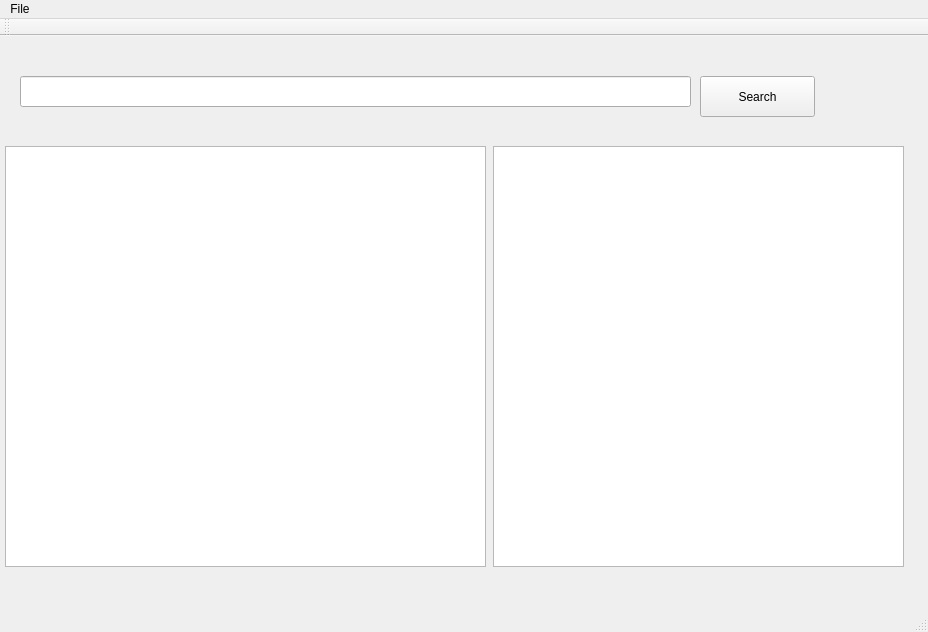
The window that mainwindow.ui (Uzzije/SimpleFileOrganizer-) describes before a commit, drawn with Qt 5.
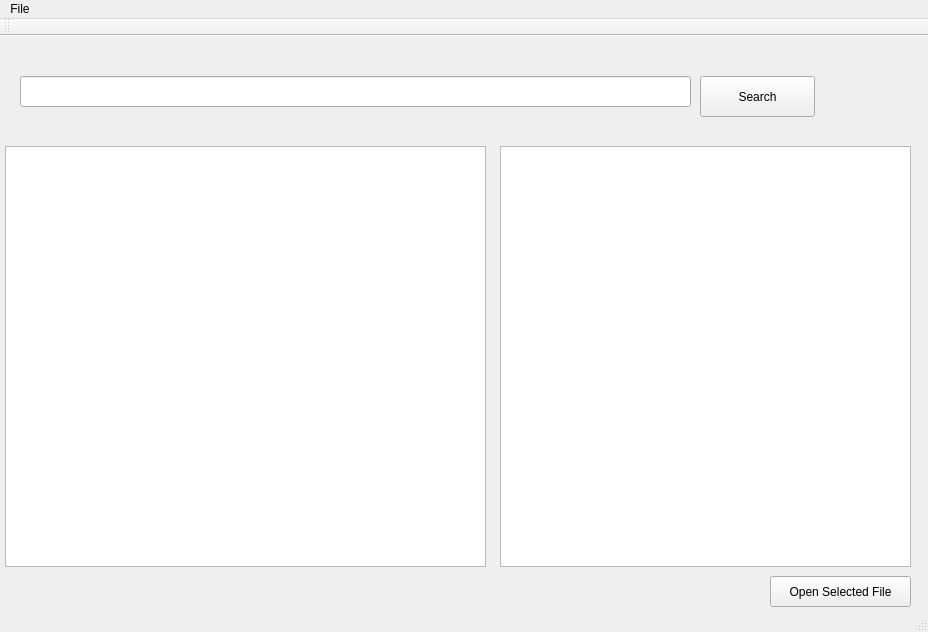
The same window after the commit.

```diff
--- a/mainwindow.ui
+++ b/mainwindow.ui
@@ -47,16 +47,29 @@
      </rect>
     </property>
    </widget>
-   <widget class="QTextEdit" name="fileView">
+   <widget class="QListView" name="fileView">
     <property name="geometry">
      <rect>
-      <x>493</x>
+      <x>500</x>
       <y>110</y>
       <width>411</width>
       <height>421</height>
      </rect>
     </property>
    </widget>
+   <widget class="QPushButton" name="openFileButton">
+    <property name="geometry">
+     <rect>
+      <x>770</x>
+      <y>540</y>
+      <width>141</width>
+      <height>31</height>
+     </rect>
+    </property>
+    <property name="text">
+     <string>Open Selected File</string>
+    </property>
+   </widget>
   </widget>
   <widget class="QMenuBar" name="menuBar">
    <property name="geometry">
```
